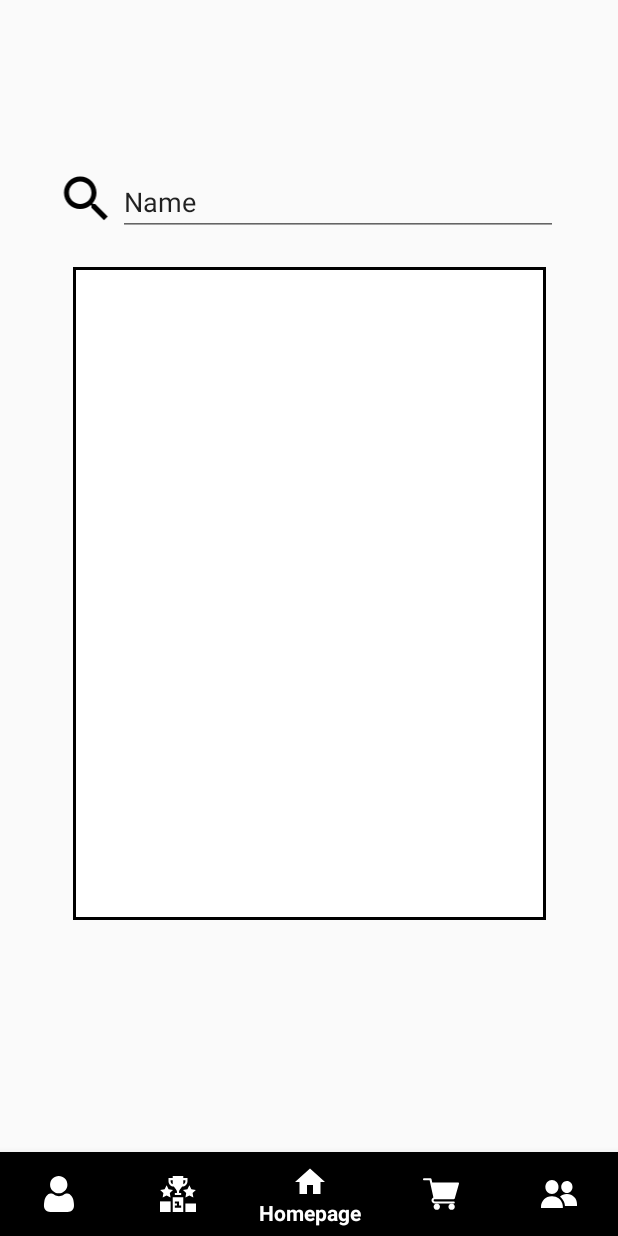
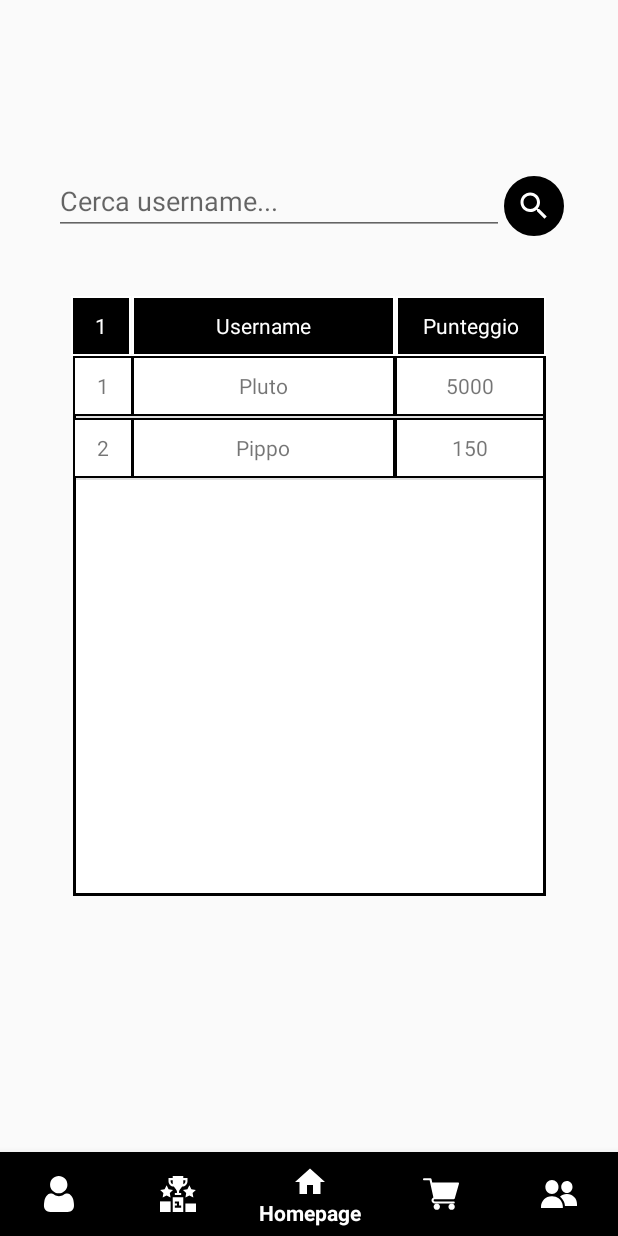
Before and after one commit to itsar19-20/quiz, an Android app: the fragment FriendFragment placed in its activity, on a phone screen of 412 x 824 dp. Run offline under Robolectric (Android 15) with nearby library versions, the light colour scheme and no system bars; Roboto replaces fonts that are not available here.

Commit message:
aggiornamento estetico fragment friend list

```diff
--- a/src/CTFLY2/app/src/main/AndroidManifest.xml
+++ b/src/CTFLY2/app/src/main/AndroidManifest.xml
@@ -13,7 +13,6 @@
         tools:ignore="AllowBackup,GoogleAppIndexingWarning">
         <activity android:name=".PodioActivity"></activity>
         <activity android:name=".ShopActivity" />
-        <activity android:name=".FriendsActivity" ></activity>
         <activity android:name=".ProfileActivity" />
         <activity android:name=".SplashActivity">
             <intent-filter>
--- a/src/CTFLY2/app/src/main/java/pro/team/ctfly/CursorFriendAdapter.java
+++ b/src/CTFLY2/app/src/main/java/CursorAdapter/CursorFriendAdapter.java
@@ -1,14 +1,16 @@
-package pro.team.ctfly;
+package CursorAdapter;
 
 import android.content.Context;
 import android.database.Cursor;
+import android.util.Log;
 import android.view.LayoutInflater;
 import android.view.View;
 import android.view.ViewGroup;
 import android.widget.CursorAdapter;
 import android.widget.TextView;
 
-import DbUtility.DatabaseFriendHelper;
+import DbUtility.DatabaseHelper;
+import pro.team.ctfly.R;
 
 public class CursorFriendAdapter extends CursorAdapter {
     public CursorFriendAdapter(Context context, Cursor c) {
@@ -24,9 +26,12 @@ public class CursorFriendAdapter extends CursorAdapter {
 
     @Override
     public void bindView(View view, Context context, Cursor cursor) {
+        TextView numero = view.findViewById(R.id.numberfriendlist);
+        Integer count = cursor.getPosition()+1;
+        numero.setText(count.toString());
         TextView username = view.findViewById(R.id.usernamefriendlist);
-        username.setText(cursor.getString(cursor.getColumnIndex(DatabaseFriendHelper.COLUMN_USERNAME)));
+        username.setText(cursor.getString(cursor.getColumnIndex(DatabaseHelper.FRIEND_COLUMN_USERNAME)));
         TextView punteggio = view.findViewById(R.id.punteggiofriendlist);
-        punteggio.setText(cursor.getString(cursor.getColumnIndex(DatabaseFriendHelper.COLUMN_PUNTEGGIO)));
+        punteggio.setText(cursor.getString(cursor.getColumnIndex(DatabaseHelper.FRIEND_COLUMN_PUNTEGGIO)));
     }
 }
--- a/src/CTFLY2/app/src/main/java/DbUtility/DatabaseUserHelper.java
+++ b/src/CTFLY2/app/src/main/java/DbUtility/DatabaseHelper.java
@@ -4,7 +4,7 @@ import android.content.Context;
 import android.database.sqlite.SQLiteDatabase;
 import android.database.sqlite.SQLiteOpenHelper;
 
-public class DatabaseUserHelper extends SQLiteOpenHelper {
+public class DatabaseHelper extends SQLiteOpenHelper {
     private static final String DATABASE_NAME = "ctfly-database.db";
     private static final int DATABASE_VERSION = 1;
 
@@ -16,6 +16,15 @@ public class DatabaseUserHelper extends SQLiteOpenHelper {
     public static final String COLUMN_PASSWORD = "password";
     public static final String COLUMN_PUNTEGGIO = "punteggio";
 
+    public static final String FRIEND_TABLE_NAME = "friend";
+    public static final String FRIEND_COLUMN_ID = "_id";
+    public static final String FRIEND_COLUMN_USERNAME = "username";
+    public static final String FRIEND_COLUMN_PUNTEGGIO = "punteggio";
+
+    private static final String FRIEND_TABLE_CREATE = "create table " + FRIEND_TABLE_NAME + " (" + FRIEND_COLUMN_ID + " integer primary key autoincrement, " +
+            FRIEND_COLUMN_USERNAME + " text not null, " +
+            FRIEND_COLUMN_PUNTEGGIO + " integer);";
+
     private static final String TABLE_CREATE = "create table " + TABLE_NAME + " (" + COLUMN_ID + " integer primary key autoincrement, " +
             COLUMN_USERNAME + " text not null, " +
             COLUMN_PASSWORD + " text not null, " +
@@ -23,17 +32,19 @@ public class DatabaseUserHelper extends SQLiteOpenHelper {
             COLUMN_PUNTEGGIO + " integer, " +
             COLUMN_IMMAGINE + " text);";
 
-    public DatabaseUserHelper (Context context) {
+    public DatabaseHelper(Context context) {
         super(context, DATABASE_NAME, null, DATABASE_VERSION);
     }
 
     @Override
     public void onCreate(SQLiteDatabase db) {
         db.execSQL(TABLE_CREATE);
+        db.execSQL(FRIEND_TABLE_CREATE);
     }
 
     @Override
     public void onUpgrade(SQLiteDatabase db, int oldVersion, int newVersion) {
 
     }
+
 }
--- a/src/CTFLY2/app/src/main/java/DbUtility/DbFriendsAdapter.java
+++ b/src/CTFLY2/app/src/main/java/DbUtility/DbFriendsAdapter.java
@@ -5,6 +5,7 @@ import android.database.Cursor;
 import android.database.SQLException;
 import android.database.sqlite.SQLiteDatabase;
 import android.database.sqlite.SQLiteStatement;
+import android.util.Log;
 
 import java.util.ArrayList;
 import java.util.List;
@@ -14,12 +15,12 @@ import Model.Friend;
 public class DbFriendsAdapter {
     private Context context;
     private SQLiteDatabase db;
-    private DatabaseFriendHelper dbHelper;
+    private DatabaseHelper dbHelper;
 
     public DbFriendsAdapter(Context context) {this.context=context;}
 
     public DbFriendsAdapter open() throws SQLException {
-        dbHelper = new DatabaseFriendHelper(context);
+        dbHelper = new DatabaseHelper(context);
         db = dbHelper.getWritableDatabase();
         return this;
     }
@@ -29,13 +30,13 @@ public class DbFriendsAdapter {
     }
 
     public void insertFast(int insertCount, List<Friend> friends) {
-        String sql = "INSERT INTO " + DatabaseFriendHelper.TABLE_NAME + " ( " + DatabaseFriendHelper.COLUMN_USERNAME + ", " + DatabaseFriendHelper.COLUMN_PUNTEGGIO + ") VALUES ( ?, ? )";
+        String sql = "INSERT INTO " + DatabaseHelper.FRIEND_TABLE_NAME + " ( " + DatabaseHelper.FRIEND_COLUMN_USERNAME + ", " + DatabaseHelper.FRIEND_COLUMN_PUNTEGGIO + ") VALUES ( ?, ? )";
         db = dbHelper.getWritableDatabase();
 
         db.beginTransactionNonExclusive();
 
         SQLiteStatement stmt = db.compileStatement(sql);
-        for(int x=1; x<=insertCount; x++) {
+        for(int x=0; x<insertCount; x++) {
             stmt.bindString(1, friends.get(x).getUsername());
             stmt.bindString(2, friends.get(x).getPunteggio());
 
@@ -46,12 +47,34 @@ public class DbFriendsAdapter {
         db.setTransactionSuccessful();
         db.endTransaction();
 
-        db.close();
     }
 
     public Cursor getFriends() {
-        String buildSQL = "SELECT * FROM " + DatabaseFriendHelper.TABLE_NAME + " ORDER BY " + DatabaseFriendHelper.COLUMN_PUNTEGGIO;
-        return db.rawQuery(buildSQL, null);
+        String buildSQL = "SELECT * FROM " + DatabaseHelper.FRIEND_TABLE_NAME + " ORDER BY " + DatabaseHelper.FRIEND_COLUMN_PUNTEGGIO + " DESC";
+        Cursor c = db.rawQuery(buildSQL, null);
+        if(c.moveToFirst()){
+            return c;
+        } else {
+            Friend f1 = new Friend("Pippo", "150");
+            Friend f2 = new Friend("Pluto", "5000");
+            List<Friend> friends = new ArrayList<Friend>();
+            friends.add(f1);
+            friends.add(f2);
+            Log.d("Si:", "" + friends.size());
+            insertFast(friends.size(), friends);
+            c = getFriends();
+        }
+        return c;
+    }
+
+    public Cursor getSingleFriend(String username) {
+        Cursor friend = db.query(DatabaseHelper.FRIEND_TABLE_NAME, new String[]{DatabaseHelper.FRIEND_COLUMN_ID, DatabaseHelper.FRIEND_COLUMN_USERNAME, DatabaseHelper.FRIEND_COLUMN_PUNTEGGIO},
+                DatabaseHelper.FRIEND_COLUMN_USERNAME + " = '" + username + "'", null, null, null, null);
+        return friend;
+    }
+
+    public boolean removeFriend(long noteID) {
+        return db.delete(DatabaseHelper.FRIEND_TABLE_NAME, DatabaseHelper.FRIEND_COLUMN_ID + "=" + noteID, null)>0;
     }
 
 }
--- /dev/null
+++ b/src/CTFLY2/app/src/main/java/Fragment/FriendFragment.java
@@ -0,0 +1,62 @@
+package Fragment;
+
+import android.database.Cursor;
+import android.os.Bundle;
+import android.util.Log;
+import android.view.LayoutInflater;
+import android.view.View;
+import android.view.ViewGroup;
+import android.widget.AdapterView;
+import android.widget.ImageButton;
+import android.widget.ListView;
+import android.widget.TextView;
+
+import androidx.fragment.app.DialogFragment;
+import androidx.fragment.app.Fragment;
+
+import DbUtility.DbFriendsAdapter;
+import CursorAdapter.CursorFriendAdapter;
+import Dialog.UserNotFoundDialog;
+import pro.team.ctfly.R;
+
+public class FriendFragment extends Fragment {
+    private static long itemid;
+    private DbFriendsAdapter dbAdapt;
+    private UserNotFoundDialog dialog = new UserNotFoundDialog();
+
+    public FriendFragment() {
+    }
+
+    @Override
+    public View onCreateView(LayoutInflater inflater, ViewGroup container, Bundle savedInstanceState) {
+        View rootView = inflater.inflate(R.layout.friends_fragment, container, false);
+        dbAdapt = new DbFriendsAdapter(getActivity());
+        dbAdapt.open();
+        CursorFriendAdapter friendAdp = new CursorFriendAdapter(getActivity(), dbAdapt.getFriends());
+        ListView listView = rootView.findViewById(R.id.friendlist);
+        listView.setAdapter(friendAdp);
+        listView.setOnItemClickListener(new AdapterView.OnItemClickListener() {
+            @Override
+            public void onItemClick(AdapterView<?> parent, View view, int position, long id) {
+                dbAdapt.removeFriend(id);
+                friendAdp.swapCursor(dbAdapt.getFriends());
+            }
+        });
+        ImageButton searchBtn = rootView.findViewById(R.id.searchbtnfriendlist);
+        TextView filter = rootView.findViewById(R.id.searchfriendlist);
+        searchBtn.setOnClickListener(new View.OnClickListener() {
+            @Override
+            public void onClick(View v) {
+                Cursor c = dbAdapt.getSingleFriend(filter.getText().toString());
+                if(c.moveToFirst()) {
+                    friendAdp.swapCursor(c);
+                } else {
+                    dialog.show(getFragmentManager(), "UserNotFound");
+                    filter.setText("");
+                }
+            }
+        });
+        return rootView;
+    }
+
+}
--- a/src/CTFLY2/app/src/main/java/pro/team/ctfly/FriendFragment.java
+++ /dev/null
@@ -1,29 +0,0 @@
-package pro.team.ctfly;
-
-import android.os.Bundle;
-import android.view.LayoutInflater;
-import android.view.View;
-import android.view.ViewGroup;
-import android.widget.AdapterView;
-import android.widget.ListView;
-
-import androidx.fragment.app.Fragment;
-
-import DbUtility.DbFriendsAdapter;
-
-public class FriendFragment extends Fragment {
-    public FriendFragment() {
-    }
-
-    @Override
-    public View onCreateView(LayoutInflater inflater, ViewGroup container, Bundle savedInstanceState) {
-        View rootView = inflater.inflate(R.layout.friends_fragment, container, false);
-        DbFriendsAdapter dbAdapt = new DbFriendsAdapter(getParentFragment().getContext());
-        dbAdapt.open();
-        CursorFriendAdapter friendAdp = new CursorFriendAdapter(getParentFragment().getContext(), dbAdapt.getFriends());
-        ListView listView = rootView.findViewById(R.id.friendlist);
-        listView.setAdapter(friendAdp);
-
-        return rootView;
-    }
-}
--- a/src/CTFLY2/app/src/main/java/pro/team/ctfly/HomeActivity.java
+++ b/src/CTFLY2/app/src/main/java/pro/team/ctfly/HomeActivity.java
@@ -3,13 +3,13 @@ package pro.team.ctfly;
 import android.content.Intent;
 import android.os.Bundle;
 import android.view.MenuItem;
-import android.widget.ImageButton;
 
 import androidx.annotation.NonNull;
 import androidx.appcompat.app.AppCompatActivity;
 
 import com.google.android.material.bottomnavigation.BottomNavigationView;
-import com.google.android.material.bottomnavigation.LabelVisibilityMode;
+
+import Fragment.FriendFragment;
 
 public class HomeActivity extends AppCompatActivity {
 
--- a/src/CTFLY2/app/src/main/java/pro/team/ctfly/MenuCreate.java
+++ b/src/CTFLY2/app/src/main/java/pro/team/ctfly/MenuCreate.java
@@ -28,7 +28,7 @@ public class MenuCreate {
                         ss.startActivity(new Intent(ss, HomeActivity.class));
                         break;
                     case R.id.friends:
-                        ss.startActivity(new Intent(ss, FriendsActivity.class));
+                        //ss.startActivity(new Intent(ss, FriendsActivity.class));
                         break;
                     case R.id.shops:
                         ss.startActivity(new Intent(ss, ShopActivity.class));
--- /dev/null
+++ b/src/CTFLY2/app/src/main/res/drawable-v24/black_rectangle.xml
@@ -0,0 +1,8 @@
+<?xml version="1.0" encoding="utf-8"?>
+<shape xmlns:android="http://schemas.android.com/apk/res/android" android:shape="rectangle" >
+    <!-- use this for transparent -->
+    <!-- <solid android:color="#00000000" /> -->
+    <!-- use this for a background colour -->
+    <solid android:color="#000000" />
+    <stroke android:width="1dip" android:color="#FFF" />
+</shape>
--- /dev/null
+++ b/src/CTFLY2/app/src/main/res/drawable/black_sphere.xml
@@ -0,0 +1,8 @@
+<?xml version="1.0" encoding="utf-8"?>
+<shape xmlns:android="http://schemas.android.com/apk/res/android" android:shape="oval" >
+    <!-- use this for transparent -->
+    <!-- <solid android:color="#00000000" /> -->
+    <!-- use this for a background colour -->
+    <solid android:color="#000000" />
+    <stroke android:width="1dip" android:color="#000" />
+</shape>
--- a/src/CTFLY2/app/src/main/res/drawable/ic_search_black.xml
+++ /dev/null
@@ -1,9 +0,0 @@
-<vector xmlns:android="http://schemas.android.com/apk/res/android"
-        android:width="24dp"
-        android:height="24dp"
-        android:viewportWidth="24.0"
-        android:viewportHeight="24.0">
-    <path
-        android:fillColor="#FF000000"
-        android:pathData="M15.5,14h-0.79l-0.28,-0.27C15.41,12.59 16,11.11 16,9.5 16,5.91 13.09,3 9.5,3S3,5.91 3,9.5 5.91,16 9.5,16c1.61,0 3.09,-0.59 4.23,-1.57l0.27,0.28v0.79l5,4.99L20.49,19l-4.99,-5zM9.5,14C7.01,14 5,11.99 5,9.5S7.01,5 9.5,5 14,7.01 14,9.5 11.99,14 9.5,14z"/>
-</vector>
--- /dev/null
+++ b/src/CTFLY2/app/src/main/res/drawable/ic_search_white.xml
@@ -0,0 +1,5 @@
+<vector android:height="24dp" android:tint="#FFFFFF"
+    android:viewportHeight="24.0" android:viewportWidth="24.0"
+    android:width="24dp" xmlns:android="http://schemas.android.com/apk/res/android">
+    <path android:fillColor="#FF000000" android:pathData="M15.5,14h-0.79l-0.28,-0.27C15.41,12.59 16,11.11 16,9.5 16,5.91 13.09,3 9.5,3S3,5.91 3,9.5 5.91,16 9.5,16c1.61,0 3.09,-0.59 4.23,-1.57l0.27,0.28v0.79l5,4.99L20.49,19l-4.99,-5zM9.5,14C7.01,14 5,11.99 5,9.5S7.01,5 9.5,5 14,7.01 14,9.5 11.99,14 9.5,14z"/>
+</vector>
--- a/src/CTFLY2/app/src/main/res/layout/friend_list_layout.xml
+++ b/src/CTFLY2/app/src/main/res/layout/friend_list_layout.xml
@@ -3,12 +3,12 @@
     xmlns:android="http://schemas.android.com/apk/res/android"
     xmlns:app="http://schemas.android.com/apk/res-auto"
     xmlns:tools="http://schemas.android.com/tools"
-    android:layout_width="wrap_content"
+    android:layout_width="313dp"
     android:layout_height="wrap_content">
 
     <TextView
         android:id="@+id/usernamefriendlist"
-        android:layout_width="225dp"
+        android:layout_width="175dp"
         android:layout_height="40dp"
         android:background="@drawable/rectangle"
         android:gravity="center"
@@ -16,29 +16,29 @@
         android:textAlignment="center"
         app:layout_constraintBottom_toBottomOf="parent"
         app:layout_constraintEnd_toEndOf="parent"
-        app:layout_constraintHorizontal_bias="0.241"
+        app:layout_constraintHorizontal_bias="0.285"
         app:layout_constraintStart_toStartOf="parent"
         app:layout_constraintTop_toTopOf="parent"
         app:layout_constraintVertical_bias="0.0" />
 
     <TextView
         android:id="@+id/numberfriendlist"
-        android:layout_width="44dp"
+        android:layout_width="40dp"
         android:layout_height="40dp"
+        android:background="@drawable/rectangle"
+        android:gravity="center"
         android:text="1"
         android:textAlignment="center"
-        android:gravity="center"
-        android:background="@drawable/rectangle"
         app:layout_constraintBottom_toBottomOf="parent"
         app:layout_constraintEnd_toStartOf="@+id/usernamefriendlist"
-        app:layout_constraintHorizontal_bias="1.0"
+        app:layout_constraintHorizontal_bias="0.0"
         app:layout_constraintStart_toStartOf="parent"
         app:layout_constraintTop_toTopOf="parent"
         app:layout_constraintVertical_bias="0.0" />
 
     <TextView
         android:id="@+id/punteggiofriendlist"
-        android:layout_width="140dp"
+        android:layout_width="100dp"
         android:layout_height="40dp"
         android:text="Punteggio"
         android:textAlignment="center"
--- a/src/CTFLY2/app/src/main/res/layout/friends_fragment.xml
+++ b/src/CTFLY2/app/src/main/res/layout/friends_fragment.xml
@@ -6,42 +6,93 @@
     android:layout_width="match_parent"
     android:layout_height="match_parent">
 
+    <TextView
+        android:id="@+id/toptab1"
+        android:layout_width="40dp"
+        android:layout_height="40dp"
+        android:background="@drawable/black_rectangle"
+        android:gravity="center"
+        android:text="1"
+        android:textAlignment="center"
+        android:textColor="#FFF"
+        app:layout_constraintBottom_toBottomOf="@+id/toptab2"
+        app:layout_constraintEnd_toEndOf="parent"
+        app:layout_constraintHorizontal_bias="0.125"
+        app:layout_constraintStart_toStartOf="parent"
+        app:layout_constraintTop_toBottomOf="@+id/searchfriendlist"
+        app:layout_constraintVertical_bias="1.0" />
+
+    <TextView
+        android:id="@+id/toptab2"
+        android:layout_width="175dp"
+        android:layout_height="40dp"
+        android:background="@drawable/black_rectangle"
+        android:gravity="center"
+        android:text="Username"
+        android:textAlignment="center"
+        android:textColor="#FFF"
+        app:layout_constraintBottom_toBottomOf="parent"
+        app:layout_constraintEnd_toEndOf="parent"
+        app:layout_constraintHorizontal_bias="0.005"
+        app:layout_constraintStart_toEndOf="@+id/toptab1"
+        app:layout_constraintTop_toBottomOf="@+id/searchfriendlist"
+        app:layout_constraintVertical_bias="0.083" />
+
+    <TextView
+        android:id="@+id/toptab3"
+        android:layout_width="100dp"
+        android:layout_height="40dp"
+        android:background="@drawable/black_rectangle"
+        android:gravity="center"
+        android:text="Punteggio"
+        android:textAlignment="center"
+        android:textColor="#FFF"
+        app:layout_constraintBottom_toBottomOf="@+id/toptab2"
+        app:layout_constraintEnd_toEndOf="parent"
+        app:layout_constraintHorizontal_bias="0.02"
+        app:layout_constraintStart_toEndOf="@+id/toptab2"
+        app:layout_constraintTop_toBottomOf="@+id/searchfriendlist"
+        app:layout_constraintVertical_bias="1.0" />
+
     <EditText
-        android:id="@+id/editText"
-        android:layout_width="293dp"
-        android:layout_height="39dp"
+        android:id="@+id/searchfriendlist"
+        android:layout_width="300dp"
+        android:layout_height="40dp"
         android:ems="10"
         android:inputType="textPersonName"
-        android:text="Name"
+        android:hint="Cerca username..."
         app:layout_constraintBottom_toBottomOf="parent"
         app:layout_constraintEnd_toEndOf="parent"
-        app:layout_constraintHorizontal_bias="0.669"
+        app:layout_constraintHorizontal_bias="0.315"
         app:layout_constraintStart_toStartOf="parent"
         app:layout_constraintTop_toTopOf="parent"
-        app:layout_constraintVertical_bias="0.062" />
+        app:layout_constraintVertical_bias="0.059" />
 
     <ListView
         android:id="@+id/friendlist"
         android:layout_width="315dp"
-        android:layout_height="435dp"
+        android:layout_height="360dp"
+
         android:background="@drawable/tab"
         app:layout_constraintBottom_toBottomOf="parent"
         app:layout_constraintEnd_toEndOf="parent"
         app:layout_constraintStart_toStartOf="parent"
-        app:layout_constraintTop_toBottomOf="@+id/editText"
-        app:layout_constraintVertical_bias="0.227" />
+        app:layout_constraintTop_toBottomOf="@+id/toptab2"
+        app:layout_constraintVertical_bias="0.0" />
 
-    <ImageView
-        android:id="@+id/imageView7"
-        android:layout_width="42dp"
+    <ImageButton
+        android:id="@+id/searchbtnfriendlist"
+        android:layout_width="40dp"
         android:layout_height="40dp"
+        android:layout_marginEnd="36dp"
+        android:src="@drawable/ic_search_white"
+        android:background="@drawable/black_sphere"
         app:layout_constraintBottom_toTopOf="@+id/friendlist"
-        app:layout_constraintEnd_toStartOf="@+id/editText"
-        app:layout_constraintHorizontal_bias="1.0"
-        app:layout_constraintStart_toStartOf="parent"
+        app:layout_constraintEnd_toEndOf="parent"
+        app:layout_constraintHorizontal_bias="0.0"
+        app:layout_constraintStart_toEndOf="@+id/searchfriendlist"
         app:layout_constraintTop_toTopOf="parent"
-        app:layout_constraintVertical_bias="0.535"
-        app:srcCompat="@drawable/ic_search_black" />
+        app:layout_constraintVertical_bias="0.3" />
 
 
 </androidx.constraintlayout.widget.ConstraintLayout>
```
Also changed, not shown: src/CTFLY2/app/src/main/java/DbUtility/DatabaseFriendHelper.java (deleted, +0 -31 lines), src/CTFLY2/app/src/main/java/DbUtility/DbUserLoginAdapter.java (+11 -11 lines), src/CTFLY2/app/src/main/java/Dialog/UserNotFoundDialog.java (added, +24 -0 lines), src/CTFLY2/app/src/main/java/pro/team/ctfly/FriendsActivity.java (deleted, +0 -25 lines), src/CTFLY2/app/src/main/res/layout/activity_friends.xml (deleted, +0 -29 lines).
